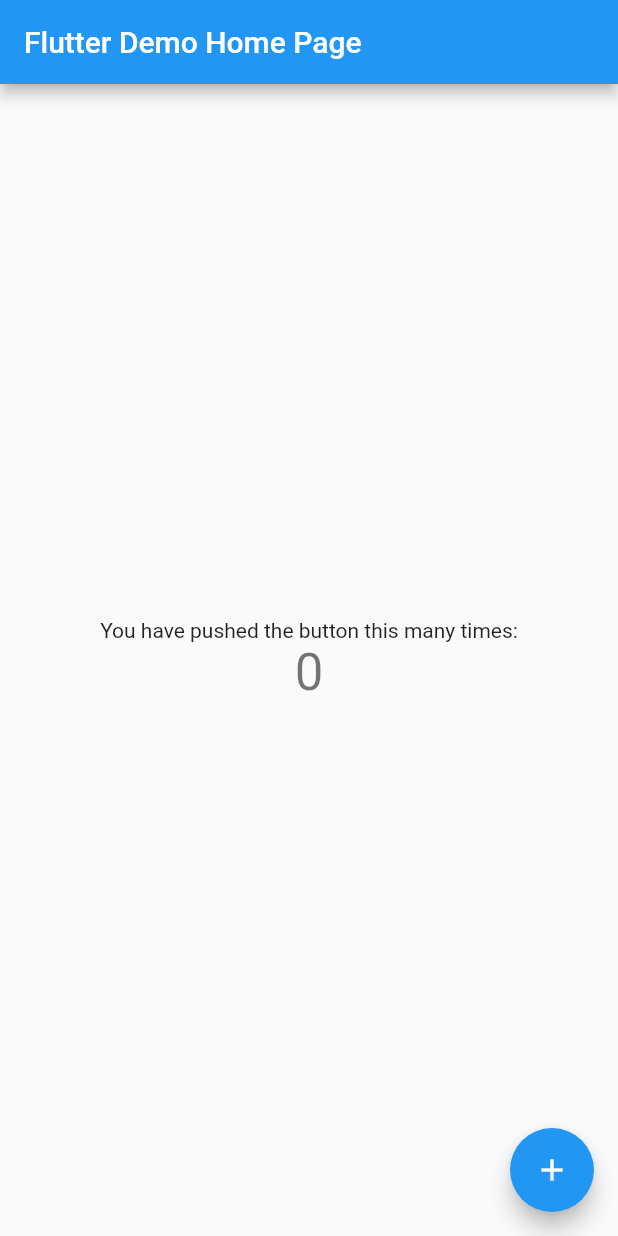
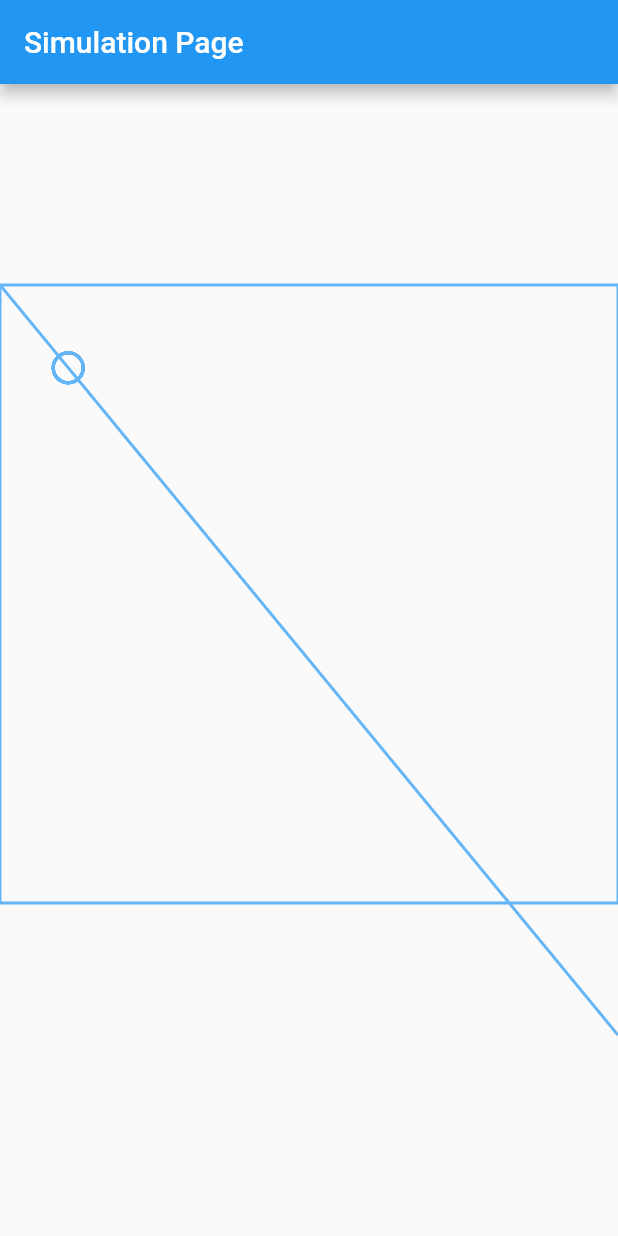
Before and after one commit to Robert-Tyssen/Flutter-Particles, a Flutter app: the screen it shows after launch, on a phone screen of 412 x 824 dp. Run offline on Flutter 3.47's test engine with Material 2 defaults, Android fonts, the phone set to English and light mode, and no system bars.

Commit message:
Progress on model and basic rendering

```diff
--- a/lib/main.dart
+++ b/lib/main.dart
@@ -1,4 +1,5 @@
 import 'package:flutter/material.dart';
+import 'package:smooth_particle_flutter/pages/simulation_page.dart';
 
 void main() {
   runApp(MyApp());
@@ -11,103 +12,10 @@
     return MaterialApp(
       title: 'Flutter Demo',
       theme: ThemeData(
-        // This is the theme of your application.
-        //
-        // Try running your application with "flutter run". You'll see the
-        // application has a blue toolbar. Then, without quitting the app, try
-        // changing the primarySwatch below to Colors.green and then invoke
-        // "hot reload" (press "r" in the console where you ran "flutter run",
-        // or simply save your changes to "hot reload" in a Flutter IDE).
-        // Notice that the counter didn't reset back to zero; the application
-        // is not restarted.
         primarySwatch: Colors.blue,
       ),
-      home: MyHomePage(title: 'Flutter Demo Home Page'),
+      home: SimulationPage(),
     );
   }
+
 }
-
-class MyHomePage extends StatefulWidget {
-  MyHomePage({Key key, this.title}) : super(key: key);
-
-  // This widget is the home page of your application. It is stateful, meaning
-  // that it has a State object (defined below) that contains fields that affect
-  // how it looks.
-
-  // This class is the configuration for the state. It holds the values (in this
-  // case the title) provided by the parent (in this case the App widget) and
-  // used by the build method of the State. Fields in a Widget subclass are
-  // always marked "final".
-
-  final String title;
-
-  @override
-  _MyHomePageState createState() => _MyHomePageState();
-}
-
-class _MyHomePageState extends State<MyHomePage> {
-  int _counter = 0;
-
-  void _incrementCounter() {
-    setState(() {
-      // This call to setState tells the Flutter framework that something has
-      // changed in this State, which causes it to rerun the build method below
-      // so that the display can reflect the updated values. If we changed
-      // _counter without calling setState(), then the build method would not be
-      // called again, and so nothing would appear to happen.
-      _counter++;
-    });
-  }
-
-  @override
-  Widget build(BuildContext context) {
-    // This method is rerun every time setState is called, for instance as done
-    // by the _incrementCounter method above.
-    //
-    // The Flutter framework has been optimized to make rerunning build methods
-    // fast, so that you can just rebuild anything that needs updating rather
-    // than having to individually change instances of widgets.
-    return Scaffold(
-      appBar: AppBar(
-        // Here we take the value from the MyHomePage object that was created by
-        // the App.build method, and use it to set our appbar title.
-        title: Text(widget.title),
-      ),
-      body: Center(
-        // Center is a layout widget. It takes a single child and positions it
-        // in the middle of the parent.
-        child: Column(
-          // Column is also a layout widget. It takes a list of children and
-          // arranges them vertically. By default, it sizes itself to fit its
-          // children horizontally, and tries to be as tall as its parent.
-          //
-          // Invoke "debug painting" (press "p" in the console, choose the
-          // "Toggle Debug Paint" action from the Flutter Inspector in Android
-          // Studio, or the "Toggle Debug Paint" command in Visual Studio Code)
-          // to see the wireframe for each widget.
-          //
-          // Column has various properties to control how it sizes itself and
-          // how it positions its children. Here we use mainAxisAlignment to
-          // center the children vertically; the main axis here is the vertical
-          // axis because Columns are vertical (the cross axis would be
-          // horizontal).
-          mainAxisAlignment: MainAxisAlignment.center,
-          children: <Widget>[
-            Text(
-              'You have pushed the button this many times:',
-            ),
-            Text(
-              '$_counter',
-              style: Theme.of(context).textTheme.headline4,
-            ),
-          ],
-        ),
-      ),
-      floatingActionButton: FloatingActionButton(
-        onPressed: _incrementCounter,
-        tooltip: 'Increment',
-        child: Icon(Icons.add),
-      ), // This trailing comma makes auto-formatting nicer for build methods.
-    );
-  }
-}
--- /dev/null
+++ b/lib/pages/simulation_page.dart
@@ -0,0 +1,20 @@
+import 'package:flutter/material.dart';
+import 'package:smooth_particle_flutter/pages/simulation_painter.dart';
+
+class SimulationPage extends StatelessWidget {
+  @override
+  Widget build(BuildContext context) {
+    return Scaffold(
+      appBar: AppBar(title: Text('Simulation Page')),
+      body: Center(
+        child: Container(
+          height: 500,
+          width: 500,
+          child: CustomPaint(
+            painter: SimulationPainter(),
+          ),
+        ),
+      ),
+    );
+  }
+}
--- /dev/null
+++ b/lib/pages/simulation_painter.dart
@@ -0,0 +1,44 @@
+import 'dart:math';
+
+import 'package:flutter/material.dart';
+import 'package:smooth_particle_flutter/physics/fluid_model.dart';
+
+class SimulationPainter extends CustomPainter {
+  late final FluidModel _simulation;
+
+  SimulationPainter() {
+    _simulation = FluidModel(h: 0.01, dt: Duration(milliseconds: 10));
+
+    List.generate(
+      10,
+      (index) => _simulation.addParticleAtPosition(
+        Random().nextDouble(),
+        Random().nextDouble(),
+      ),
+    );
+  }
+
+  @override
+  void paint(Canvas canvas, Size size) {
+    var paint = Paint();
+    paint.color = Colors.blue.shade300;
+    paint.style = PaintingStyle.stroke;
+    paint.strokeWidth = 2.0;
+
+    var path = Path()..lineTo(size.width, size.height);
+
+    canvas.drawPath(path, paint);
+    canvas.drawRect(Rect.fromLTRB(0, 0, size.width, size.width), paint);
+
+
+    _simulation.getParticlePostions().forEach((pos) {
+      canvas.drawCircle(
+          Offset(pos.x * size.width, pos.y * size.height), 10, paint);
+    });
+
+    // TODO: implement paint
+  }
+
+  @override
+  bool shouldRepaint(covariant CustomPainter oldDelegate) => true;
+}
--- a/lib/physics/fluid_model.dart
+++ b/lib/physics/fluid_model.dart
@@ -1,17 +1,20 @@
 import 'dart:async';
 
-import 'package:meta/meta.dart';
+import 'dart:math';
+
+import 'package:smooth_particle_flutter/physics/particle_model.dart';
 
 class FluidModel {
-
   // Smoothing length
   final double h;
 
   // Simulation delta-time
   final Duration dt;
 
+  // Particles being simulated
+  final particles = List<ParticleModel>.empty(growable: true);
 
-  FluidModel({@required this.h, @required this.dt});
+  FluidModel({required this.h, required this.dt});
 
   void startSimulation() {
     throw UnimplementedError();
@@ -21,9 +24,7 @@
     throw UnimplementedError();
   }
 
-
   void _simulationLoop(Timer dt) async {
-
     //_calculateDensities();
     //_calculateForces();
     //_calculatePositions();
@@ -44,7 +45,15 @@
   }
 
   void addParticleAtPosition(double x, double y) {
-    throw UnimplementedError();
+    var pos = Point<double>(x, y);
+    particles.add(
+      ParticleModel(
+        position: pos,
+      ),
+    );
   }
 
+  List<Point<double>> getParticlePostions() {
+    return particles.map((e) => Point<double>(e.position.x, e.position.y)).toList();
+  }
 }
--- a/pubspec.yaml
+++ b/pubspec.yaml
@@ -28,7 +28,7 @@
   # The following adds the Cupertino Icons font to your application.
   # Use with the CupertinoIcons class for iOS style icons.
   cupertino_icons: ^1.0.2
-  meta: ^2.0.0
+  meta: ^1.4.0
 
 dev_dependencies:
   flutter_test:
```
Also changed, not shown: lib/physics/particle_model.dart (+14 -2 lines), pubspec.lock.
